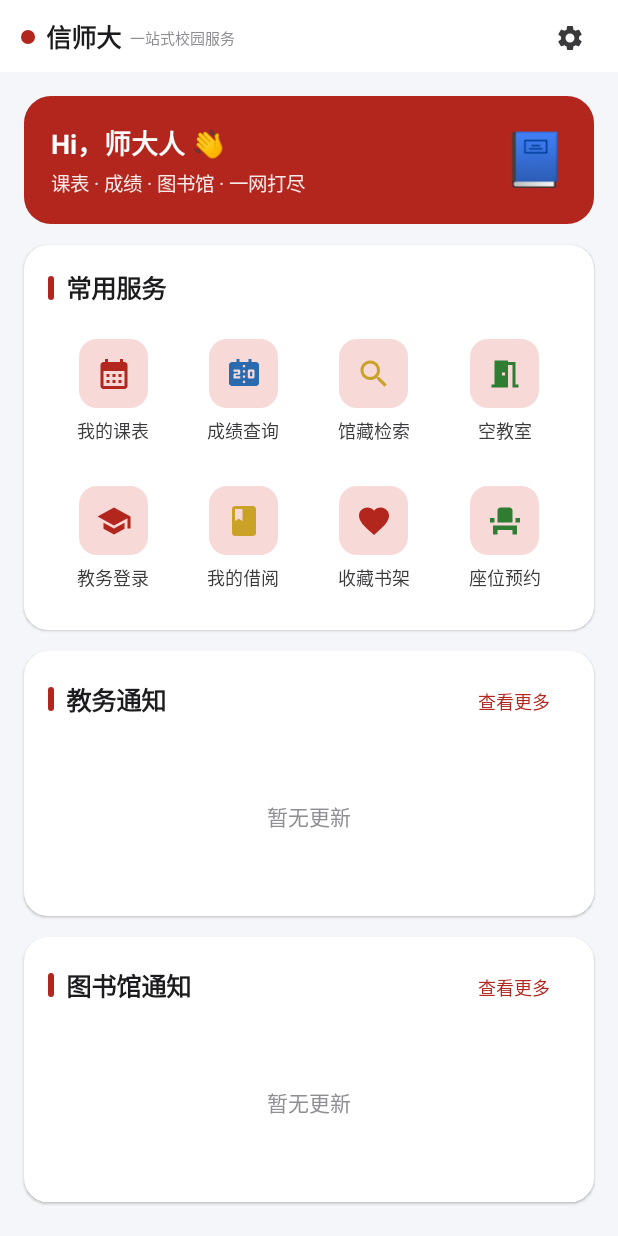
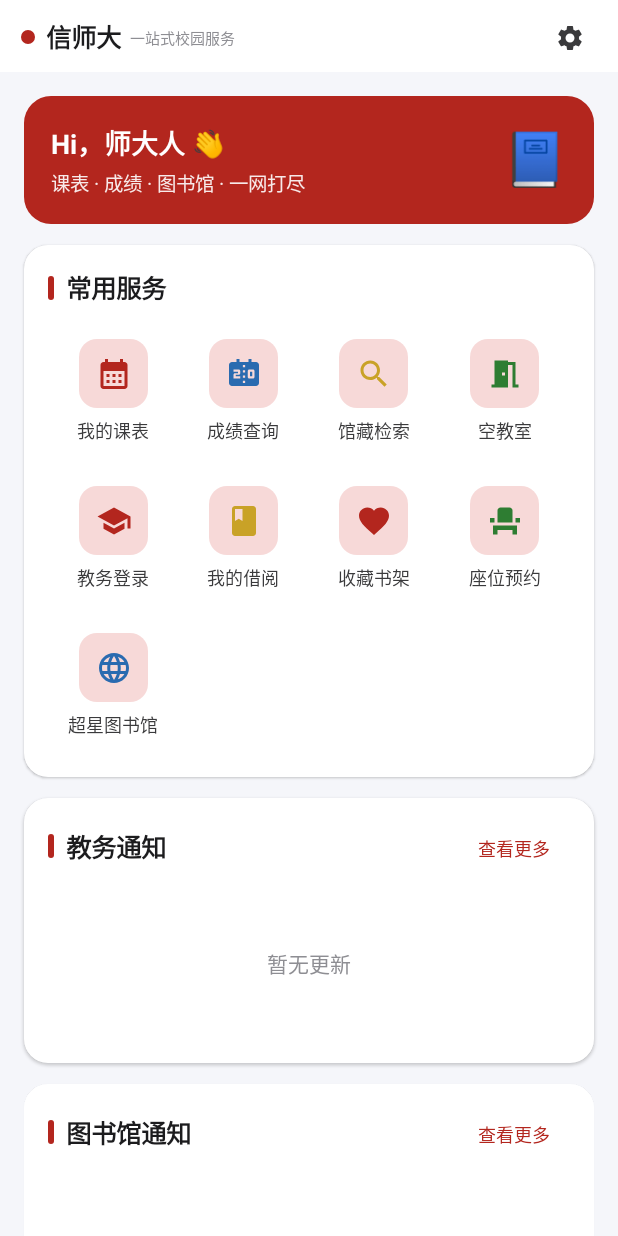
Before and after one commit to yidoer/xynu-helper, an Android app built with Jetpack Compose: the ChaoxingLibraryScreen screen opened through its navigation route, after a tap on "返回", on a phone screen of 412 x 824 dp. Run offline under Robolectric (Android 15) with nearby library versions, the phone set to English and light mode, and no system bars; network calls fail; 2 other taps on this screen came first.

```diff
--- a/app/src/main/java/com/xynu/campus/MainActivity.kt
+++ b/app/src/main/java/com/xynu/campus/MainActivity.kt
@@ -24,6 +24,7 @@ import androidx.lifecycle.viewmodel.compose.viewModel
 import androidx.navigation.compose.NavHost
 import androidx.navigation.compose.composable
 import androidx.navigation.compose.rememberNavController
+import com.xynu.campus.ui.home.ChaoxingLibraryScreen
 import com.xynu.campus.ui.home.HomeScreen
 import com.xynu.campus.ui.home.WebScreen
 import com.xynu.campus.ui.jw.JwLoginScreen
@@ -56,6 +57,7 @@ object Routes {
     const val SCHEDULE = "schedule"
     const val SCORE = "score"
     const val FREE_CLASSROOM = "free_classroom"
+    const val FREE_CLASSROOM_FALLBACK = "free_classroom_fallback"
     const val LIB_LOGIN = "lib_login"
     const val BOOK_SEARCH = "book_search"
     const val BOOK_DETAIL = "book_detail"
@@ -63,6 +65,7 @@ object Routes {
     const val MY_BORROW = "my_borrow"
     const val SETTINGS = "settings"
     const val WEB = "web"
+    const val CHAOXING_LIBRARY = "chaoxing_library"
 }
 
 @Composable
@@ -99,6 +102,7 @@ fun CampusApp() {
                 onOpenSettings = { navController.navigate(Routes.SETTINGS) },
                 onOpenJwLogin = { navController.navigate(Routes.JW_LOGIN) },
                 onOpenLibLogin = { navController.navigate(Routes.LIB_LOGIN) },
+                onOpenChaoxing = { navController.navigate(Routes.CHAOXING_LIBRARY) },
                 onOpenFavorites = { navController.navigate(Routes.FAVORITES) },
                 onOpenWeb = { url, title ->
                     // 应用内打开所有外链（新闻/座位预约/超星 H5/校园资讯/地图）
@@ -136,6 +140,10 @@ fun CampusApp() {
                 onSuccess = { navController.popBackStack(Routes.HOME, false) })
         }
 
+        composable(Routes.CHAOXING_LIBRARY) {
+            ChaoxingLibraryScreen(onBack = { navController.popBackStack() })
+        }
+
         composable(Routes.SCHEDULE) {
             ScheduleScreen(jwVm, onBack = { navController.popBackStack() },
                 onNeedLogin = { navController.navigate(Routes.JW_LOGIN) })
@@ -147,7 +155,20 @@ fun CampusApp() {
         }
 
         composable(Routes.FREE_CLASSROOM) {
-            // 空教室查询：原生页（走 JwApi.fetchFreeClassrooms，无需 WebView）
+            // 优先使用超星空教室入口；网络不可用时保留原生查询作为 fallback。
+            ChaoxingLibraryScreen(
+                onBack = { navController.popBackStack() },
+                initialTitle = "空教室查询",
+                onFallback = {
+                    navController.navigate(Routes.FREE_CLASSROOM_FALLBACK) {
+                        launchSingleTop = true
+                    }
+                }
+            )
+        }
+
+        composable(Routes.FREE_CLASSROOM_FALLBACK) {
+            // 原生查询保留为校内/超星不可用时的 fallback。
             com.xynu.campus.ui.jw.FreeClassroomScreen(
                 jwVm,
                 onBack = { navController.popBackStack() },
@@ -156,8 +177,12 @@ fun CampusApp() {
         }
 
         composable(Routes.LIB_LOGIN) {
-            LibLoginScreen(libVm, onBack = { navController.popBackStack() },
-                onSuccess = { navController.popBackStack(Routes.HOME, false) })
+            LibLoginScreen(
+                vm = libVm,
+                onBack = { navController.popBackStack() },
+                onSuccess = { navController.popBackStack(Routes.HOME, false) },
+                onOpenChaoxing = { navController.navigate(Routes.CHAOXING_LIBRARY) }
+            )
         }
 
         composable(Routes.BOOK_SEARCH) {
--- /dev/null
+++ b/app/src/main/java/com/xynu/campus/ui/home/ChaoxingLibraryScreen.kt
@@ -0,0 +1,303 @@
+package com.xynu.campus.ui.home
+
+import android.app.DownloadManager
+import android.content.Context
+import android.content.Intent
+import android.graphics.Bitmap
+import android.net.Uri
+import android.os.Environment
+import android.webkit.CookieManager
+import android.webkit.DownloadListener
+import android.webkit.URLUtil
+import android.webkit.WebChromeClient
+import android.webkit.WebResourceRequest
+import android.webkit.WebResourceError
+import android.webkit.WebSettings
+import android.webkit.WebView
+import android.webkit.WebViewClient
+import android.widget.Toast
+import androidx.activity.compose.BackHandler
+import androidx.compose.foundation.layout.Arrangement
+import androidx.compose.foundation.layout.Box
+import androidx.compose.foundation.layout.Column
+import androidx.compose.foundation.layout.Spacer
+import androidx.compose.foundation.layout.fillMaxSize
+import androidx.compose.foundation.layout.height
+import androidx.compose.foundation.layout.padding
+import androidx.compose.foundation.layout.size
+import androidx.compose.material.icons.Icons
+import androidx.compose.material.icons.filled.OpenInBrowser
+import androidx.compose.material.icons.filled.Refresh
+import androidx.compose.material3.Button
+import androidx.compose.material3.CircularProgressIndicator
+import androidx.compose.material3.Icon
+import androidx.compose.material3.IconButton
+import androidx.compose.material3.Scaffold
+import androidx.compose.material3.Text
+import androidx.compose.runtime.Composable
+import androidx.compose.runtime.getValue
+import androidx.compose.runtime.mutableStateOf
+import androidx.compose.runtime.remember
+import androidx.compose.runtime.setValue
+import androidx.compose.ui.Alignment
+import androidx.compose.ui.Modifier
+import androidx.compose.ui.graphics.Color
+import androidx.compose.ui.platform.LocalContext
+import androidx.compose.ui.unit.dp
+import androidx.compose.ui.unit.sp
+import androidx.compose.ui.viewinterop.AndroidView
+import com.xynu.campus.ui.common.AppTopBar
+
+private const val RequestedChaoxingUrl =
+    "https://mobilelib.wx.chaoxing.com/weixin/hall/showNew?pid=1512&type=8"
+
+/**
+ * 超星移动图书馆入口。
+ *
+ * 超星的登录、检索、借阅和续借都在站点内完成，不把账号密码交给 App。
+ * 仅允许 chaoxing.com 相关页面继续留在 WebView，普通外链交给系统浏览器。
+ */
+@Composable
+fun ChaoxingLibraryScreen(
+    onBack: () -> Unit,
+    onFallback: (() -> Unit)? = null,
+    initialTitle: String = "超星图书馆"
+) {
+    val context = LocalContext.current
+    var webView by remember { mutableStateOf<WebView?>(null) }
+    var currentUrl by remember { mutableStateOf(RequestedChaoxingUrl) }
+    var pageTitle by remember { mutableStateOf(initialTitle) }
+    var isLoading by remember { mutableStateOf(true) }
+    var loadFailed by remember { mutableStateOf(false) }
+
+    val goBack: () -> Unit = {
+        val view = webView
+        if (view?.canGoBack() == true) view.goBack() else onBack()
+    }
+    // 即使 WebView 还没有历史记录，系统返回也应回到应用上一页。
+    BackHandler(enabled = true, onBack = goBack)
+
+    Scaffold(
+        containerColor = Color(0xFFF5F6FA),
+        topBar = {
+            AppTopBar(
+                title = pageTitle,
+                onBack = goBack,
+                action = {
+                    IconButton(
+                        onClick = { webView?.reload() },
+                        modifier = Modifier.size(38.dp)
+                    ) {
+                        Icon(Icons.Filled.Refresh, "刷新", tint = Color(0xFF3A3A3C), modifier = Modifier.size(20.dp))
+                    }
+                    IconButton(
+                        onClick = { openExternal(context, currentUrl) },
+                        modifier = Modifier.size(38.dp)
+                    ) {
+                        Icon(Icons.Filled.OpenInBrowser, "浏览器打开", tint = Color(0xFF3A3A3C), modifier = Modifier.size(20.dp))
+                    }
+                }
+            )
+        }
+    ) { padding ->
+        Box(Modifier.fillMaxSize().padding(padding)) {
+            AndroidView(
+                factory = { ctx ->
+                    WebView(ctx).apply {
+                        configureChaoxingWebView(
+                            onUrlChanged = { currentUrl = it },
+                            onTitleChanged = { title ->
+                                if (!title.isNullOrBlank()) pageTitle = title
+                            },
+                            onLoadingChanged = { loading ->
+                                isLoading = loading
+                                if (loading) loadFailed = false
+                            },
+                            onLoadFailed = {
+                                loadFailed = true
+                                isLoading = false
+                            },
+                            onOpenExternal = { openExternal(ctx, it) },
+                            onDownload = { url, userAgent, contentDisposition, mimeType ->
+                                enqueueDownload(ctx, url, userAgent, contentDisposition, mimeType)
+                            }
+                        )
+                        webView = this
+                        loadUrl(RequestedChaoxingUrl)
+                    }
+                },
+                onRelease = {
+                    webView = null
+                    it.stopLoading()
+                    it.destroy()
+                },
+                modifier = Modifier.fillMaxSize()
+            )
+
+            if (isLoading && !loadFailed) {
+                Column(
+                    modifier = Modifier.fillMaxSize(),
+                    horizontalAlignment = Alignment.CenterHorizontally,
+                    verticalArrangement = Arrangement.Center
+                ) {
+                    CircularProgressIndicator(modifier = Modifier.size(30.dp), strokeWidth = 3.dp)
+                    Spacer(Modifier.height(10.dp))
+                    Text("正在打开超星图书馆…", fontSize = 13.sp, color = Color(0xFF8E8E93))
+                }
+            }
+
+            if (loadFailed) {
+                Column(
+                    modifier = Modifier.fillMaxSize().padding(32.dp),
+                    horizontalAlignment = Alignment.CenterHorizontally,
+                    verticalArrangement = Arrangement.Center
+                ) {
+                    Text("页面加载失败", color = Color(0xFF8E8E93))
+                    Spacer(Modifier.height(14.dp))
+                    Button(onClick = {
+                        loadFailed = false
+                        isLoading = true
+                        webView?.reload()
+                    }) {
+                        Text("重新加载")
+                    }
+                    onFallback?.let { fallback ->
+                        Spacer(Modifier.height(4.dp))
+                        androidx.compose.material3.TextButton(onClick = fallback) {
+                            Text("使用原生空教室查询")
+                        }
+                    }
+                    Spacer(Modifier.height(4.dp))
+                    androidx.compose.material3.TextButton(onClick = { openExternal(context, currentUrl) }) {
+                        Text("用浏览器打开")
+                    }
+                }
+            }
+        }
+    }
+}
+
+private fun WebView.configureChaoxingWebView(
+    onUrlChanged: (String) -> Unit,
+    onTitleChanged: (String?) -> Unit,
+    onLoadingChanged: (Boolean) -> Unit,
+    onLoadFailed: () -> Unit,
+    onOpenExternal: (String) -> Unit,
+    onDownload: (String, String?, String?, String?) -> Unit
+) {
+    @Suppress("SetJavaScriptEnabled")
+    settings.javaScriptEnabled = true
+    settings.domStorageEnabled = true
+    settings.allowContentAccess = true
+    settings.allowFileAccess = false
+    settings.javaScriptCanOpenWindowsAutomatically = true
+    settings.setSupportMultipleWindows(false)
+    settings.mediaPlaybackRequiresUserGesture = false
+    settings.mixedContentMode = WebSettings.MIXED_CONTENT_COMPATIBILITY_MODE
+    settings.loadWithOverviewMode = true
+    settings.useWideViewPort = true
+    settings.setSupportZoom(true)
+    settings.builtInZoomControls = true
+    settings.displayZoomControls = false
+
+    val cookieManager = CookieManager.getInstance()
+    cookieManager.setAcceptCookie(true)
+    cookieManager.setAcceptThirdPartyCookies(this, true)
+
+    webChromeClient = object : WebChromeClient() {
+        override fun onReceivedTitle(view: WebView?, title: String?) {
+            onTitleChanged(title)
+        }
+    }
+    webViewClient = object : WebViewClient() {
+        override fun onPageStarted(view: WebView?, url: String?, favicon: Bitmap?) {
+            onUrlChanged(url ?: RequestedChaoxingUrl)
+            onLoadingChanged(true)
+        }
+
+        override fun onPageFinished(view: WebView?, url: String?) {
+            onUrlChanged(url ?: RequestedChaoxingUrl)
+            onLoadingChanged(false)
+            cookieManager.flush()
+        }
+
+        override fun shouldOverrideUrlLoading(view: WebView?, request: WebResourceRequest): Boolean {
+            return handleNavigation(request.url.toString(), onOpenExternal)
+        }
+
+        @Suppress("DEPRECATION")
+        override fun shouldOverrideUrlLoading(view: WebView?, url: String): Boolean {
+            return handleNavigation(url, onOpenExternal)
+        }
+
+        override fun onReceivedError(
+            view: WebView?,
+            request: WebResourceRequest?,
+            error: WebResourceError?
+        ) {
+            if (request?.isForMainFrame != false) onLoadFailed()
+        }
+    }
+    setDownloadListener(DownloadListener { url, userAgent, contentDisposition, mimeType, _ ->
+        onDownload(url, userAgent, contentDisposition, mimeType)
+    })
+}
+
+private fun handleNavigation(url: String, onOpenExternal: (String) -> Unit): Boolean {
+    val uri = Uri.parse(url)
+    val scheme = uri.scheme?.lowercase()
+    if (scheme != "http" && scheme != "https") {
+        onOpenExternal(url)
+        return true
+    }
+    val host = uri.host?.lowercase().orEmpty()
+    return if (host == "chaoxing.com" || host.endsWith(".chaoxing.com")) {
+        false
+    } else {
+        onOpenExternal(url)
+        true
+    }
+}
+
+private fun enqueueDownload(
+    context: Context,
+    url: String,
+    userAgent: String?,
+    contentDisposition: String?,
+    mimeType: String?
+) {
+    val uri = Uri.parse(url)
+    if (uri.scheme != "http" && uri.scheme != "https") {
+        openExternal(context, url)
+        return
+    }
+
+    try {
+        val fileName = URLUtil.guessFileName(url, contentDisposition, mimeType)
+        val request = DownloadManager.Request(uri).apply {
+            setMimeType(mimeType)
+            setTitle(fileName)
+            setDescription("超星图书馆下载")
+            setNotificationVisibility(DownloadManager.Request.VISIBILITY_VISIBLE_NOTIFY_COMPLETED)
+            setDestinationInExternalFilesDir(context, Environment.DIRECTORY_DOWNLOADS, fileName)
+            addRequestHeader("User-Agent", userAgent ?: WebSettings.getDefaultUserAgent(context))
+            CookieManager.getInstance().getCookie(url)?.let { addRequestHeader("Cookie", it) }
+        }
+        val manager = context.getSystemService(Context.DOWNLOAD_SERVICE) as DownloadManager
+        manager.enqueue(request)
+        Toast.makeText(context, "已开始下载，可在通知或下载目录查看", Toast.LENGTH_SHORT).show()
+    } catch (_: Exception) {
+        Toast.makeText(context, "下载失败，请尝试用浏览器打开", Toast.LENGTH_SHORT).show()
+        openExternal(context, url)
+    }
+}
+
+private fun openExternal(context: Context, url: String) {
+    try {
+        context.startActivity(
+            Intent(Intent.ACTION_VIEW, Uri.parse(url)).addFlags(Intent.FLAG_ACTIVITY_NEW_TASK)
+        )
+    } catch (_: Exception) {
+        Toast.makeText(context, "没有可打开此链接的应用", Toast.LENGTH_SHORT).show()
+    }
+}
--- a/app/src/main/java/com/xynu/campus/ui/home/HomeScreen.kt
+++ b/app/src/main/java/com/xynu/campus/ui/home/HomeScreen.kt
@@ -41,6 +41,7 @@ fun HomeScreen(
     onOpenSettings: () -> Unit,
     onOpenJwLogin: () -> Unit,
     onOpenLibLogin: () -> Unit,
+    onOpenChaoxing: () -> Unit = {},
     onOpenWeb: (String, String?) -> Unit = { _, _ -> },
     vm: HomeViewModel = viewModel()
 ) {
@@ -150,6 +151,17 @@ fun HomeScreen(
                         // 该 SPA 在原生 WebView 中渲染异常（JS 启动但页面空白），改用外部浏览器打开
                         FeatureTile(Icons.Filled.EventSeat, "座位预约", tint = Color(0xFF2E7D32),
                             onClick = { openInBrowser(context, "http://libspace.xynu.edu.cn/h5/#/login") }, modifier = Modifier.weight(1f))
+                    }
+                    Spacer(Modifier.height(8.dp))
+                    Row(Modifier.fillMaxWidth()) {
+                        FeatureTile(
+                            Icons.Filled.Language,
+                            "超星图书馆",
+                            tint = XynuBlue,
+                            onClick = onOpenChaoxing,
+                            modifier = Modifier.weight(1f)
+                        )
+                        Spacer(Modifier.weight(3f))
                     }
                 }
             }
```
Also changed, not shown: app/src/main/java/com/xynu/campus/ui/lib/LibLoginScreen.kt (+11 -1 lines).
